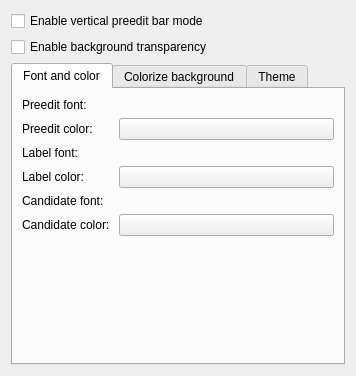
This is appearance.ui in KDE/kimtoy as Qt 5 draws it before an edit. The edited form follows.
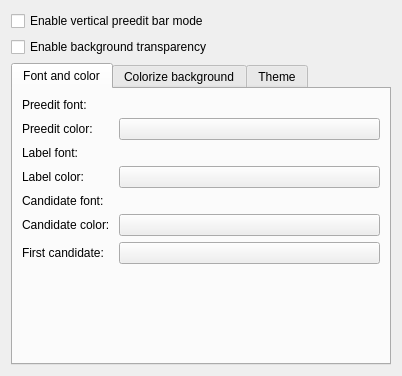
This is the edited form. Custom widgets are drawn as their Qt base class.

Commit message: implement first candidate color

```diff
--- a/appearance.ui
+++ b/appearance.ui
@@ -6,7 +6,7 @@
    <rect>
     <x>0</x>
     <y>0</y>
-    <width>356</width>
+    <width>402</width>
     <height>376</height>
    </rect>
   </property>
@@ -100,6 +100,16 @@
          <item row="3" column="1">
           <widget class="KColorButton" name="kcfg_LabelColor"/>
          </item>
+         <item row="6" column="1">
+          <widget class="KColorButton" name="kcfg_FirstCandidateColor"/>
+         </item>
+         <item row="6" column="0">
+          <widget class="QLabel" name="label">
+           <property name="text">
+            <string>First candidate: </string>
+           </property>
+          </widget>
+         </item>
         </layout>
        </item>
        <item>
```
The commit also changes 7 other files.
